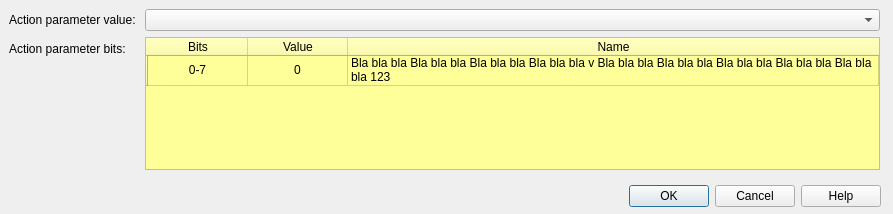
This is src/cdlgactionparam.ui in grodansparadis/vscp-works-qt as Qt 5 draws it before an edit. The edited form follows.
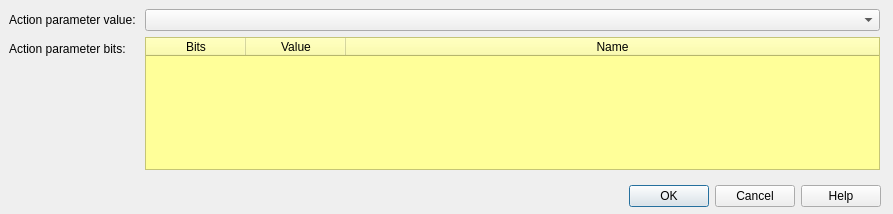
This is the edited form.

```diff
--- a/src/cdlgactionparam.ui
+++ b/src/cdlgactionparam.ui
@@ -73,11 +73,6 @@
       <attribute name="horizontalHeaderStretchLastSection">
        <bool>true</bool>
       </attribute>
-      <row>
-       <property name="text">
-        <string/>
-       </property>
-      </row>
       <column>
        <property name="text">
         <string>Bits</string>
@@ -129,27 +124,6 @@
         </color>
        </property>
       </column>
-      <item row="0" column="0">
-       <property name="text">
-        <string>0-7</string>
-       </property>
-       <property name="textAlignment">
-        <set>AlignCenter</set>
-       </property>
-      </item>
-      <item row="0" column="1">
-       <property name="text">
-        <string>0</string>
-       </property>
-       <property name="textAlignment">
-        <set>AlignCenter</set>
-       </property>
-      </item>
-      <item row="0" column="2">
-       <property name="text">
-        <string>Bla bla bla Bla bla bla Bla bla bla Bla bla bla v Bla bla bla Bla bla bla Bla bla bla Bla bla bla Bla bla bla 123</string>
-       </property>
-      </item>
      </widget>
     </item>
     <item row="1" column="0">
```
